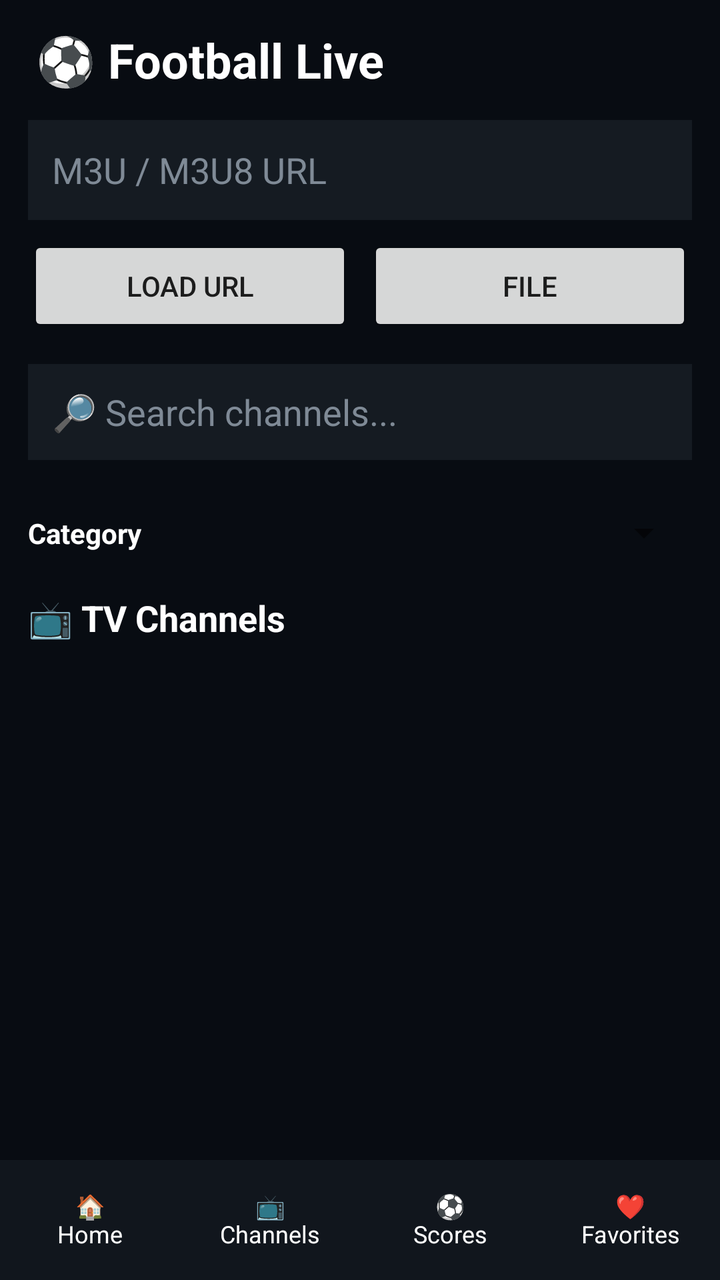
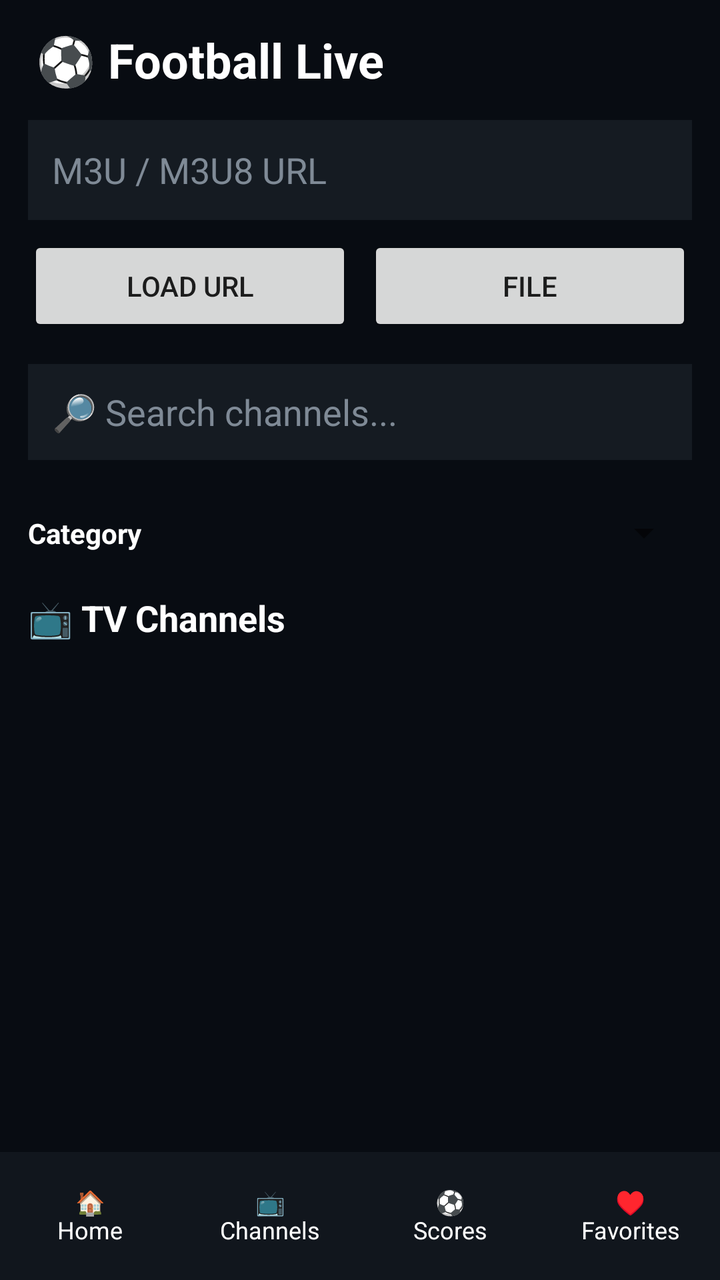

Screens rendered from an Android XML layout before and after an edit, with the pre-edit source and the edit as a unified diff.
<!-- AndroidManifest.xml: application theme Theme.FootballLive -->
<!-- res/layout/activity_main.xml -->
<?xml version="1.0" encoding="utf-8"?>
<LinearLayout
    xmlns:android="http://schemas.android.com/apk/res/android"
    android:layout_width="match_parent"
    android:layout_height="match_parent"
    android:orientation="vertical"
    android:background="#080C12">

    <TextView
        android:layout_width="match_parent"
        android:layout_height="60dp"
        android:text="⚽ Football Live"
        android:textColor="#FFFFFF"
        android:textSize="24sp"
        android:textStyle="bold"
        android:gravity="center_vertical"
        android:paddingStart="18dp" />

    <EditText
        android:id="@+id/urlInput"
        android:layout_width="match_parent"
        android:layout_height="50dp"
        android:layout_marginStart="14dp"
        android:layout_marginEnd="14dp"
        android:hint="M3U / M3U8 URL"
        android:textColor="#FFFFFF"
        android:textColorHint="#7F8A96"
        android:inputType="textUri"
        android:singleLine="true"
        android:padding="12dp"
        android:background="#151B22" />

    <LinearLayout
        android:layout_width="match_parent"
        android:layout_height="50dp"
        android:orientation="horizontal"
        android:layout_marginTop="8dp"
        android:paddingStart="14dp"
        android:paddingEnd="14dp">

        <Button
            android:id="@+id/loadButton"
            android:layout_width="0dp"
            android:layout_height="match_parent"
            android:layout_weight="1"
            android:text="LOAD URL" />

        <Button
            android:id="@+id/fileButton"
            android:layout_width="0dp"
            android:layout_height="match_parent"
            android:layout_weight="1"
            android:text="FILE"
            android:layout_marginStart="8dp" />

    </LinearLayout>

    <EditText
        android:id="@+id/searchInput"
        android:layout_width="match_parent"
        android:layout_height="48dp"
        android:layout_margin="14dp"
        android:hint="🔎 Search channels..."
        android:textColor="#FFFFFF"
        android:textColorHint="#7F8A96"
        android:singleLine="true"
        android:padding="12dp"
        android:background="#151B22" />

    <LinearLayout
        android:layout_width="match_parent"
        android:layout_height="45dp"
        android:orientation="horizontal"
        android:gravity="center_vertical"
        android:paddingStart="14dp"
        android:paddingEnd="14dp">

        <TextView
            android:layout_width="wrap_content"
            android:layout_height="wrap_content"
            android:text="Category"
            android:textColor="#FFFFFF"
            android:textStyle="bold"
            android:layout_marginEnd="10dp" />

        <Spinner
            android:id="@+id/categorySpinner"
            android:layout_width="0dp"
            android:layout_height="40dp"
            android:layout_weight="1" />

    </LinearLayout>

    <ProgressBar
        android:id="@+id/progress"
        android:layout_width="wrap_content"
        android:layout_height="wrap_content"
        android:layout_gravity="center"
        android:visibility="gone"
        android:layout_margin="8dp" />

    <TextView
        android:layout_width="match_parent"
        android:layout_height="40dp"
        android:text="📺 TV Channels"
        android:textColor="#FFFFFF"
        android:textSize="18sp"
        android:textStyle="bold"
        android:gravity="center_vertical"
        android:paddingStart="14dp" />

    <GridView
        android:id="@+id/channelGrid"
        android:layout_width="match_parent"
        android:layout_height="0dp"
        android:layout_weight="1"
        android:numColumns="2"
        android:horizontalSpacing="6dp"
        android:verticalSpacing="6dp"
        android:padding="8dp"
        android:stretchMode="columnWidth" />

    <LinearLayout
        android:layout_width="match_parent"
        android:layout_height="60dp"
        android:orientation="horizontal"
        android:background="#11161D"
        android:gravity="center">

        <TextView
            android:layout_width="0dp"
            android:layout_height="match_parent"
            android:layout_weight="1"
            android:text="🏠\nHome"
            android:textColor="#FFFFFF"
            android:gravity="center"
            android:textSize="12sp" />

        <TextView
            android:layout_width="0dp"
            android:layout_height="match_parent"
            android:layout_weight="1"
            android:text="📺\nChannels"
            android:textColor="#FFFFFF"
            android:gravity="center"
            android:textSize="12sp" />

        <TextView
            android:layout_width="0dp"
            android:layout_height="match_parent"
            android:layout_weight="1"
            android:text="⚽\nScores"
            android:textColor="#FFFFFF"
            android:gravity="center"
            android:textSize="12sp" />

        <TextView
            android:layout_width="0dp"
            android:layout_height="match_parent"
            android:layout_weight="1"
            android:text="❤️\nFavorites"
            android:textColor="#FFFFFF"
            android:gravity="center"
            android:textSize="12sp" />

    </LinearLayout>

</LinearLayout>
<!-- resources referenced by this layout -->
<resources>
  <style name="Theme.FootballLive" parent="Theme.AppCompat.DayNight.NoActionBar">
      </style>
</resources>

<!-- the commit's change to res/layout/activity_main.xml (unified diff, before → after) -->
@@ -122,46 +122,58 @@
 
     <LinearLayout
         android:layout_width="match_parent"
-        android:layout_height="60dp"
+        android:layout_height="64dp"
         android:orientation="horizontal"
         android:background="#11161D"
         android:gravity="center">
 
         <TextView
+            android:id="@+id/navHome"
             android:layout_width="0dp"
             android:layout_height="match_parent"
             android:layout_weight="1"
-            android:text="🏠\nHome"
+            android:text="🏠&#10;Home"
             android:textColor="#FFFFFF"
             android:gravity="center"
-            android:textSize="12sp" />
+            android:textSize="12sp"
+            android:clickable="true"
+            android:focusable="true" />
 
         <TextView
+            android:id="@+id/navChannels"
             android:layout_width="0dp"
             android:layout_height="match_parent"
             android:layout_weight="1"
-            android:text="📺\nChannels"
+            android:text="📺&#10;Channels"
             android:textColor="#FFFFFF"
             android:gravity="center"
-            android:textSize="12sp" />
+            android:textSize="12sp"
+            android:clickable="true"
+            android:focusable="true" />
 
         <TextView
+            android:id="@+id/navScores"
             android:layout_width="0dp"
             android:layout_height="match_parent"
             android:layout_weight="1"
-            android:text="⚽\nScores"
+            android:text="⚽&#10;Scores"
             android:textColor="#FFFFFF"
             android:gravity="center"
-            android:textSize="12sp" />
+            android:textSize="12sp"
+            android:clickable="true"
+            android:focusable="true" />
 
         <TextView
+            android:id="@+id/navFavorites"
             android:layout_width="0dp"
             android:layout_height="match_parent"
             android:layout_weight="1"
-            android:text="❤️\nFavorites"
+            android:text="♥&#10;Favorites"
             android:textColor="#FFFFFF"
             android:gravity="center"
-            android:textSize="12sp" />
+            android:textSize="12sp"
+            android:clickable="true"
+            android:focusable="true" />
 
     </LinearLayout>
 
